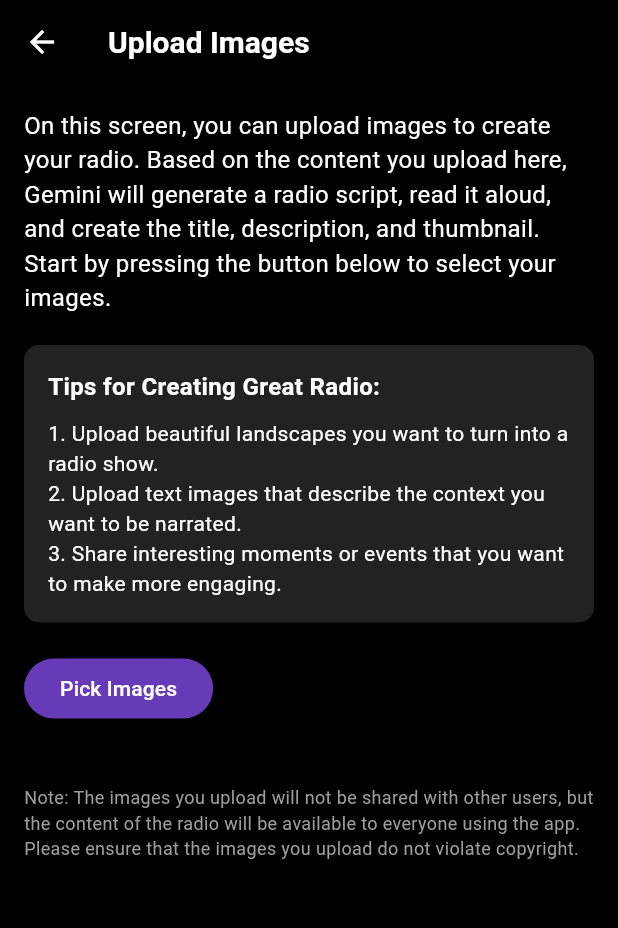
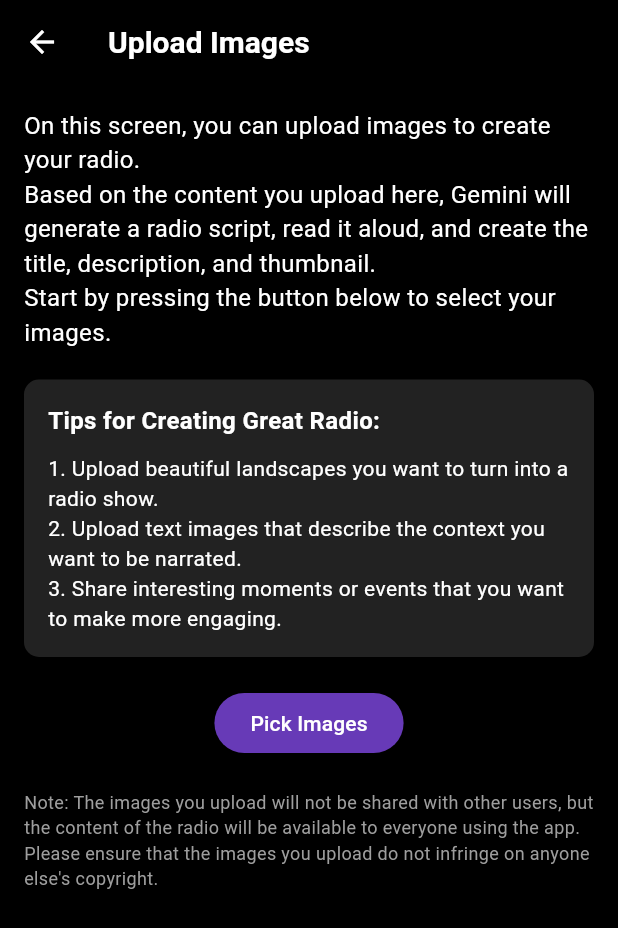
Before and after one commit to sugijotaro/anyradio, a Flutter app: the UploadScreen screen opened directly, on a phone screen of 412 x 824 dp. Shown: the top 928 px of the screen. Run offline on Flutter 3.47's test engine with Material 3 defaults, Android fonts, the phone set to English and light mode, and no system bars; our stand-ins replace audio_service, audio_video_progress_bar, cached_network_image, cloud_firestore, firebase_analytics, firebase_auth and 8 more; accounts and stored records are empty; generated files the repository leaves out were written again; network calls fail.

Commit message:
ラジオ作成

```diff
--- a/lib/l10n/app_en.arb
+++ b/lib/l10n/app_en.arb
@@ -11,10 +11,10 @@
   "createRadio": "Create Radio",
   "radioDetail": "Radio Detail",
   "uploadImages": "Upload Images",
-  "uploadInstructions": "On this screen, you can upload images to create your radio. Based on the content you upload here, Gemini will generate a radio script, read it aloud, and create the title, description, and thumbnail. Start by pressing the button below to select your images.",
+  "uploadInstructions": "On this screen, you can upload images to create your radio.\nBased on the content you upload here, Gemini will generate a radio script, read it aloud, and create the title, description, and thumbnail.\nStart by pressing the button below to select your images.",
   "tipsForCreatingGreatRadio": "Tips for Creating Great Radio:",
   "exampleTips": "1. Upload beautiful landscapes you want to turn into a radio show.\n2. Upload text images that describe the context you want to be narrated.\n3. Share interesting moments or events that you want to make more engaging.",
-  "privacyNotice": "Note: The images you upload will not be shared with other users, but the content of the radio will be available to everyone using the app. Please ensure that the images you upload do not violate copyright.",
+  "privacyNotice": "Note: The images you upload will not be shared with other users, but the content of the radio will be available to everyone using the app. Please ensure that the images you upload do not infringe on anyone else's copyright.",
   "pickImages": "Pick Images",
   "pickImagesAgain": "Pick Images Again",
   "noImagesSelected": "No images selected.",
--- a/lib/l10n/app_ja.arb
+++ b/lib/l10n/app_ja.arb
@@ -11,10 +11,10 @@
   "createRadio": "ラジオを作成",
   "radioDetail": "ラジオの詳細",
   "uploadImages": "画像をアップロード",
-  "uploadInstructions": "この画面では、ラジオを作成するための画像をアップロードできます。ここでアップロードした内容をもとに、Geminiがラジオの原稿を作成し、読み上げ、タイトルや説明文、サムネイルを生成します。まず、下のボタンを押して画像を選択しましょう。",
+  "uploadInstructions": "この画面では、ラジオを作成するための画像をアップロードできます。\nここでアップロードした内容をもとに、Geminiがラジオの原稿を作成し、読み上げ、タイトルや説明文、サムネイルを生成します。\nまず、下のボタンを押して画像を選択しましょう。",
   "tipsForCreatingGreatRadio": "良いラジオを作成するためのコツ:",
   "exampleTips": "1. ラジオ番組にしたい素晴らしい風景をアップロードしましょう。\n2. 語ってほしい内容を説明した文章を画像としてアップロードしましょう。\n3. 面白い出来事やイベントの写真をアップロードして、より魅力的なラジオを作りましょう。",
-  "privacyNotice": "注意: アップロードした画像は他のユーザーには公開されませんが、ラジオの内容についてはアプリを使用している全てのユーザーに公開されます。アップロードする画像は著作権に配慮したものを使用してください。",
+  "privacyNotice": "注意: アップロードした画像は他のユーザーには公開されませんが、ラジオの内容についてはアプリを使用している全てのユーザーに公開されます。アップロードする画像は他人の著作権を侵害しないものであることを確認してください。",
   "pickImages": "画像を選択",
   "pickImagesAgain": "画像を選択しなおす",
   "noImagesSelected": "画像が選択されていません。",
--- a/lib/screens/upload_screen.dart
+++ b/lib/screens/upload_screen.dart
@@ -105,7 +105,8 @@ class _UploadScreenState extends State<UploadScreen> {
                       ),
                       SizedBox(height: 20),
                     ],
-                    ElevatedButton(
+                    Center(
+                      child: ElevatedButton(
                         onPressed: viewModel.isUploading ? null : _pickImages,
                         child: Text(
                           _imageFiles.isEmpty
@@ -113,8 +114,9 @@ class _UploadScreenState extends State<UploadScreen> {
                               : l10n.pickImagesAgain,
                         ),
                       ),
+                    ),
+                    if (_imageFiles.isNotEmpty) ...[
                       SizedBox(height: 20),
-                    if (_imageFiles.isNotEmpty) ...[
                       GridView.builder(
                         shrinkWrap: true,
                         physics: NeverScrollableScrollPhysics(),
@@ -130,7 +132,8 @@ class _UploadScreenState extends State<UploadScreen> {
                         },
                       ),
                       SizedBox(height: 10),
-                      ElevatedButton(
+                      Center(
+                        child: ElevatedButton(
                           onPressed: viewModel.isUploading
                               ? null
                               : () async {
@@ -145,6 +148,7 @@ class _UploadScreenState extends State<UploadScreen> {
                                   }
                                 },
                           child: Text(l10n.upload),
+                        ),
                       ),
                     ],
                     SizedBox(height: 20),
```
Lines whose indentation alone changed are shown as unchanged.
